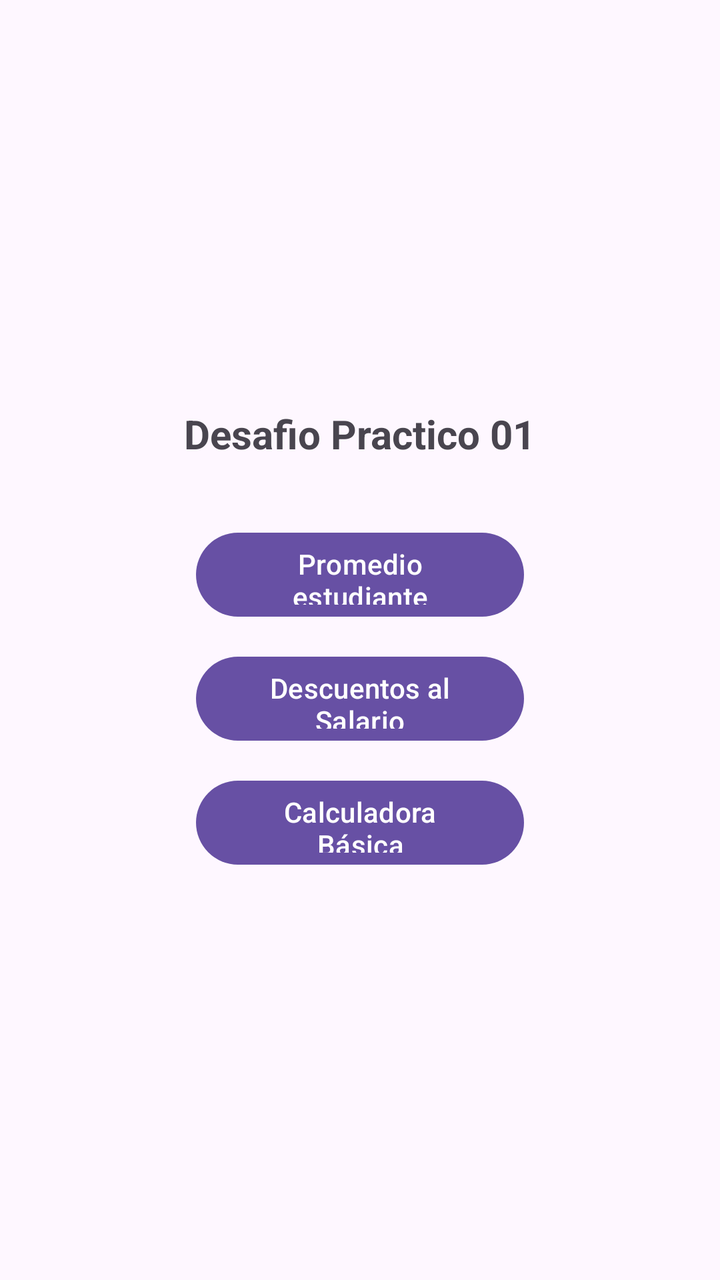
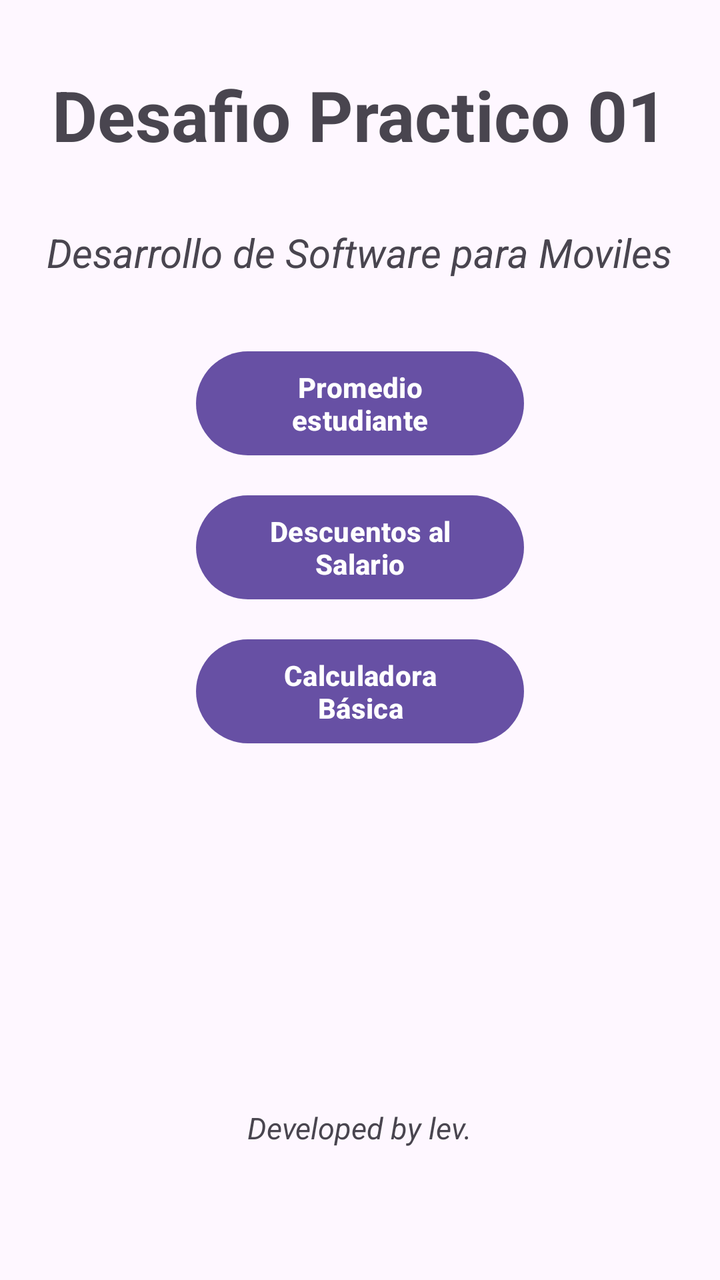

Before-and-after screenshots of an Android layout around one commit, followed by the original layout XML and the change that was made.
<!-- AndroidManifest.xml: application theme Theme.Desafio1 -->
<!-- res/layout/activity_main.xml -->
<?xml version="1.0" encoding="utf-8"?>
<androidx.appcompat.widget.LinearLayoutCompat xmlns:android="http://schemas.android.com/apk/res/android"
    xmlns:app="http://schemas.android.com/apk/res-auto"
    xmlns:tools="http://schemas.android.com/tools"
    android:id="@+id/main"
    android:layout_width="match_parent"
    android:layout_height="match_parent"
    android:orientation="vertical"
    android:gravity="center"
    android:padding="16dp"
    tools:context=".MainActivity">

    <TextView
        android:layout_width="wrap_content"
        android:layout_height="wrap_content"
        android:layout_marginBottom="32dp"
        android:text="Desafio Practico 01"
        android:textSize="20sp"
        android:textStyle="bold" />

    <Button
        android:id="@+id/promedioBtn"
        android:layout_width="164dp"
        android:layout_height="50dp"
        android:layout_marginBottom="12dp"
        android:text="Promedio estudiante" />

    <Button
        android:id="@+id/salarioBtn"
        android:layout_width="164dp"
        android:layout_height="50dp"
        android:layout_marginBottom="12dp"
        android:text="Descuentos al Salario" />

    <Button
        android:id="@+id/calculadoraBtn"
        android:layout_width="164dp"
        android:layout_height="50dp"
        android:text="Calculadora Básica" />

</androidx.appcompat.widget.LinearLayoutCompat>
<!-- resources referenced by this layout -->
<resources>
  <style name="Theme.Desafio1" parent="Base.Theme.Desafio1" />
  <style name="Base.Theme.Desafio1" parent="Theme.Material3.DayNight.NoActionBar">
          
          
      </style>
</resources>

<!-- the commit's change to res/layout/activity_main.xml (unified diff, before → after) -->
@@ -15,27 +15,47 @@
         android:layout_height="wrap_content"
         android:layout_marginBottom="32dp"
         android:text="Desafio Practico 01"
-        android:textSize="20sp"
+        android:textSize="35sp"
         android:textStyle="bold" />
 
+    <TextView
+        android:layout_width="wrap_content"
+        android:layout_height="wrap_content"
+        android:layout_marginBottom="32dp"
+        android:text="Desarrollo de Software para Moviles"
+        android:textSize="20sp"
+        android:textStyle="italic" />
+
     <Button
+        android:textStyle="bold"
         android:id="@+id/promedioBtn"
         android:layout_width="164dp"
-        android:layout_height="50dp"
+        android:layout_height="60dp"
         android:layout_marginBottom="12dp"
         android:text="Promedio estudiante" />
 
     <Button
+        android:textStyle="bold"
         android:id="@+id/salarioBtn"
         android:layout_width="164dp"
-        android:layout_height="50dp"
+        android:layout_height="60dp"
         android:layout_marginBottom="12dp"
         android:text="Descuentos al Salario" />
 
     <Button
+        android:textStyle="bold"
         android:id="@+id/calculadoraBtn"
         android:layout_width="164dp"
-        android:layout_height="50dp"
+        android:layout_height="60dp"
         android:text="Calculadora Básica" />
 
+    <TextView
+        android:layout_width="wrap_content"
+        android:layout_height="wrap_content"
+        android:layout_marginBottom="32dp"
+        android:text="Developed by lev."
+        android:textSize="15sp"
+        android:layout_marginTop="178sp"
+        android:textStyle="italic" />
+
 </androidx.appcompat.widget.LinearLayoutCompat>
